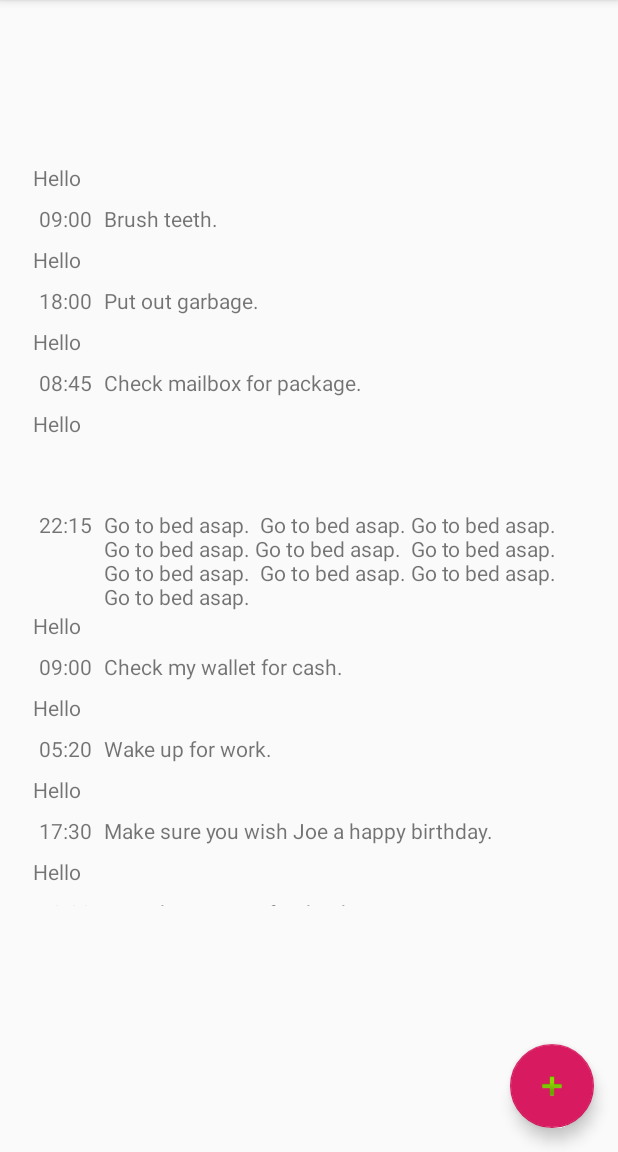
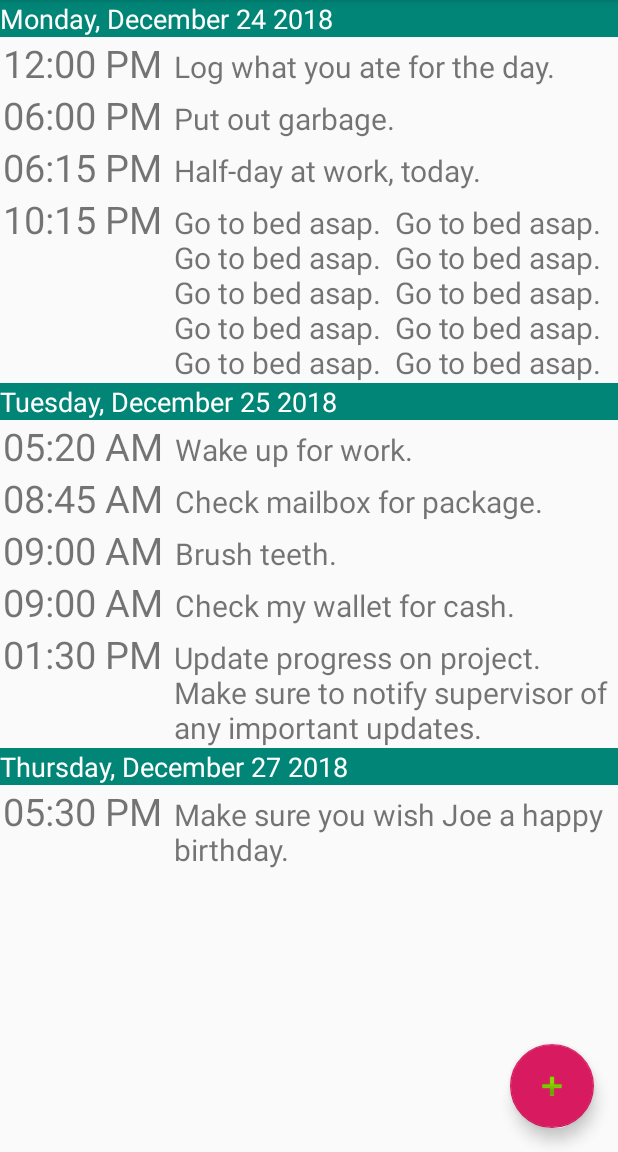
Before and after one commit to RichMBateman/ReminderApp, an Android app: the screen it shows after launch (PrimaryActivity), on a phone screen of 412 x 824 dp, the part 84-1236 px from its top. Run offline under Robolectric (Android 15) with nearby library versions, the phone set to English and light mode, and no system bars.

Commit message:
great progress

```diff
--- a/app/src/main/java/com/bateman/richard/reminderapp/BaseActivity.java
+++ b/app/src/main/java/com/bateman/richard/reminderapp/BaseActivity.java
@@ -7,6 +7,7 @@ import android.util.Log;
 
 public class BaseActivity extends AppCompatActivity {
     private static final String TAG = "BaseActivity";
+    static final String INTENT_KEY_REMINDER_DETAIL="REMINDER_DETAIL";
 
     /**
      * Allows an activity to show the toolbar (which includes the activity title),
--- a/app/src/main/java/com/bateman/richard/reminderapp/RecyclerItemClickListener.java
+++ b/app/src/main/java/com/bateman/richard/reminderapp/RecyclerItemClickListener.java
@@ -19,16 +19,23 @@ import android.view.View;
  */
 class RecyclerItemClickListener extends RecyclerView.SimpleOnItemTouchListener {
     private static final String TAG = "RecyclerItemClickListen";
+    /**
+     * The distance a user has to swipe in a direction for a swipe to be triggered.
+     */
+    private static final int SWIPE_THRESHOLD = 150;
 
     interface OnRecyclerClickListener {
         void onItemClick(View view, int position);
         void onItemLongClick(View view, int position);
+        void onItemSwipeRight(View view);
+        void onItemSwipeLeft(View view);
     }
 
     private final OnRecyclerClickListener m_listener;
     private final GestureDetectorCompat m_gestureDetector;
 
     public RecyclerItemClickListener(Context context, final RecyclerView recyclerView, OnRecyclerClickListener listener) {
+        Log.d(TAG, "RecyclerItemClickListener: start");
         m_listener = listener;
         m_gestureDetector = new GestureDetectorCompat(context, new GestureDetector.SimpleOnGestureListener() {
             @Override
@@ -53,13 +60,24 @@ class RecyclerItemClickListener extends RecyclerView.SimpleOnItemTouchListener {
             }
 
             @Override
-            public boolean onScroll(MotionEvent e1, MotionEvent e2, float distanceX, float distanceY) {
-                return super.onScroll(e1, e2, distanceX, distanceY);
+            public boolean onFling(MotionEvent e1, MotionEvent e2, float velocityX, float velocityY) {
+                Log.d(TAG, "onFling/swipe: starts.  velX, velY: " + velocityX + "," + velocityY);
+                View childView = recyclerView.findChildViewUnder(e1.getX(), e1.getY());
+                if(childView != null && m_listener != null) {
+                    if(velocityX > SWIPE_THRESHOLD) {
+                        Log.d(TAG, "onFling: calling listener.onItemSwipeRight");
+                        m_listener.onItemSwipeRight(childView);
+                    } else if (velocityX < -SWIPE_THRESHOLD) {
+                        Log.d(TAG, "onFling: calling listener.onItemSwipeLeft");
+                        m_listener.onItemSwipeLeft(childView);
+                    }
+                }
+                return super.onFling(e1, e2, velocityX, velocityY);
             }
 
             @Override
-            public boolean onFling(MotionEvent e1, MotionEvent e2, float velocityX, float velocityY) {
-                return super.onFling(e1, e2, velocityX, velocityY);
+            public boolean onScroll(MotionEvent e1, MotionEvent e2, float distanceX, float distanceY) {
+                return super.onScroll(e1, e2, distanceX, distanceY);
             }
 
             @Override
@@ -92,6 +110,7 @@ class RecyclerItemClickListener extends RecyclerView.SimpleOnItemTouchListener {
                 return super.onContextClick(e);
             }
         });
+        Log.d(TAG, "RecyclerItemClickListener: end");
     }
 
     @Override
--- a/app/src/main/java/com/bateman/richard/reminderapp/ReminderCollection.java
+++ b/app/src/main/java/com/bateman/richard/reminderapp/ReminderCollection.java
@@ -1,8 +1,10 @@
 package com.bateman.richard.reminderapp;
 
 import java.time.DayOfWeek;
+import java.time.LocalDate;
 import java.time.LocalTime;
 import java.util.ArrayList;
+import java.util.Collections;
 import java.util.EnumSet;
 import java.util.List;
 
@@ -25,6 +27,39 @@ public class ReminderCollection {
 
     public int getCount() {
         return m_reminderList.size();
+    }
+
+    public void addReminder(ReminderEntry entry) {
+        // Insert the entry into the correct position in the list.
+        deriveFirstInGroups();
+    }
+
+    private void sortReminders() {
+        Collections.sort(m_reminderList);
+    }
+
+    /**
+     * Iterate over all reminders and determine whether each entry is the first in the group or not;
+     * Assumes the records are already sorted by date.
+     */
+    private void deriveFirstInGroups() {
+        LocalDate groupDate = null;
+        for(int i = 0; i < m_reminderList.size(); i++) {
+            ReminderEntry entry = m_reminderList.get(i);
+            if(i == 0) {
+                // The first reminder is always the first in the group
+                entry.setFirstInGroup(true);
+                groupDate = entry.getNextOccurrence().toLocalDate();
+            } else {
+                LocalDate currentEntryDate = entry.getNextOccurrence().toLocalDate();
+                if(currentEntryDate.equals(groupDate)) {
+                    entry.setFirstInGroup(false);
+                } else {
+                    entry.setFirstInGroup(true);
+                    groupDate = currentEntryDate;
+                }
+            }
+        }
     }
 
     /**
@@ -53,5 +88,8 @@ public class ReminderCollection {
         m_reminderList.add(entry08);
         m_reminderList.add(entry09);
         m_reminderList.add(entry10);
+
+        sortReminders();
+        deriveFirstInGroups();
     }
 }
--- a/app/src/main/java/com/bateman/richard/reminderapp/ReminderEntry.java
+++ b/app/src/main/java/com/bateman/richard/reminderapp/ReminderEntry.java
@@ -1,5 +1,6 @@
 package com.bateman.richard.reminderapp;
 
+import java.io.Serializable;
 import java.time.DayOfWeek;
 import java.time.LocalDate;
 import java.time.LocalDateTime;
@@ -9,7 +10,9 @@ import java.util.EnumSet;
 /**
  * Represents a single reminder.
  */
-public class ReminderEntry implements Comparable<ReminderEntry> {
+public class ReminderEntry implements Comparable<ReminderEntry>, Serializable {
+    private static final long serialVersionUID = 1L;
+
     private final int SNOOZE_LIMIT_FOR_CALCULATION = 4;
     private final int[] SNOOZE_ARRAY = {1,2,4,8,24};
 
@@ -19,6 +22,7 @@ public class ReminderEntry implements Comparable<ReminderEntry> {
     private String m_reminderText;
     private Boolean m_recurs;
     private int m_timesSnoozed;
+    private Boolean m_firstInGroup;
 
     /**
      * Creates a new reminder at the specified time.
@@ -52,6 +56,18 @@ public class ReminderEntry implements Comparable<ReminderEntry> {
         deriveNextOccurrence();
     }
 
+    /**
+     * Returns the datetime this reminder should occur.
+     * @return
+     */
+    public LocalDateTime getNextOccurrence() {
+        return m_nextOccurrence;
+    }
+
+    /**
+     * Returns the time at which this reminder is set to occur (NOT THE DATE!)
+     * @return
+     */
     public LocalTime getReminderTime() {
         return m_reminderTime;
     }
@@ -82,6 +98,19 @@ public class ReminderEntry implements Comparable<ReminderEntry> {
 
     public void setRecurs(Boolean recurs) {
         m_recurs = recurs;
+    }
+
+    public Boolean getFirstInGroup() {
+        return m_firstInGroup;
+    }
+
+    /**
+     * Used to indicate that this reminder entry is the first in its group
+     * (so on the app, the separator bar should display)
+     * @param firstInGroup
+     */
+    public void setFirstInGroup(Boolean firstInGroup) {
+        m_firstInGroup = firstInGroup;
     }
 
     /**
@@ -118,7 +147,7 @@ public class ReminderEntry implements Comparable<ReminderEntry> {
 
         if(this==that) return EQUAL;
 
-        int compareTimes = m_reminderTime.compareTo(that.m_reminderTime);
+        int compareTimes = m_nextOccurrence.compareTo(that.m_nextOccurrence);
         if(compareTimes != EQUAL) return compareTimes;
         else
         {
--- a/app/src/main/java/com/bateman/richard/reminderapp/ReminderEntryRecyclerViewAdapter.java
+++ b/app/src/main/java/com/bateman/richard/reminderapp/ReminderEntryRecyclerViewAdapter.java
@@ -9,6 +9,9 @@ import android.view.View;
 import android.view.ViewGroup;
 import android.widget.TextView;
 
+import java.time.LocalDate;
+import java.time.format.DateTimeFormatter;
+
 /**
  * An adapter for displaying Reminders in a RecyclerView.
  */
@@ -16,6 +19,8 @@ public class ReminderEntryRecyclerViewAdapter extends RecyclerView.Adapter<Remin
     private static final String TAG = "ReminderEntryRecyclerVi";
     private final ReminderCollection m_reminderCollection;
     private final Context m_context;
+    private final DateTimeFormatter m_daySepFormatter = DateTimeFormatter.ofPattern("EEEE, MMMM d u");
+    private final DateTimeFormatter m_remTimeFormatter = DateTimeFormatter.ofPattern("hh:mm a");
 
     /**
      * (Reminder: A static inner class is basically like a class defined in its own file, but for convenience,
@@ -77,9 +82,16 @@ public class ReminderEntryRecyclerViewAdapter extends RecyclerView.Adapter<Remin
 
         } else {
             ReminderEntry reminderEntry = m_reminderCollection.getReminderAt(position);
-            holder.m_daySeparatorBar.setText("Hello");
+            Boolean isEntryFirstInGroup = reminderEntry.getFirstInGroup();
+            // View.INVISIBLE is similar to GONE EXCEPT the hidden widget still takes up space.
+            holder.m_daySeparatorBar.setVisibility(isEntryFirstInGroup ? View.VISIBLE : View.GONE);
+            LocalDate reminderGroupDate = reminderEntry.getNextOccurrence().toLocalDate();
+            String formattedDaySepText = reminderGroupDate.format(m_daySepFormatter);
+            holder.m_daySeparatorBar.setText(formattedDaySepText);
             holder.m_labelReminderText.setText(reminderEntry.getReminderText());
-            holder.m_labelDateTime.setText(reminderEntry.getReminderTime().toString());
+
+            String formattedReminderTimeText = reminderEntry.getReminderTime().format(m_remTimeFormatter);
+            holder.m_labelDateTime.setText(formattedReminderTimeText);
         }
     }
 
--- a/app/src/main/res/layout/activity_primary.xml
+++ b/app/src/main/res/layout/activity_primary.xml
@@ -21,11 +21,15 @@
 
     </android.support.design.widget.AppBarLayout>
 
-    <include layout="@layout/content_main" />
+    <include
+        layout="@layout/content_main"
+        android:layout_width="match_parent"
+        android:layout_height="wrap_content"
+        android:layout_marginTop="56dp" />
 
     <android.support.design.widget.FloatingActionButton
         android:id="@+id/m_floatingActionButton"
-        android:layout_width="wrap_content"
+        android:layout_width="match_parent"
         android:layout_height="wrap_content"
         android:layout_gravity="bottom|end"
         android:layout_margin="@dimen/fab_margin"
--- a/app/src/main/res/layout/content_main.xml
+++ b/app/src/main/res/layout/content_main.xml
@@ -8,14 +8,11 @@
 
     <android.support.v7.widget.RecyclerView
         android:id="@+id/m_recyclerView"
-        android:layout_width="368dp"
-        android:layout_height="495dp"
-        android:layout_marginStart="8dp"
-        android:layout_marginTop="8dp"
-        android:layout_marginEnd="8dp"
-        android:layout_marginBottom="8dp"
+        android:layout_width="0dp"
+        android:layout_height="wrap_content"
         app:layout_constraintBottom_toBottomOf="parent"
         app:layout_constraintEnd_toEndOf="parent"
         app:layout_constraintStart_toStartOf="parent"
-        app:layout_constraintTop_toTopOf="parent" />
+        app:layout_constraintTop_toTopOf="parent"
+        app:layout_constraintVertical_bias="0.0" />
 </android.support.constraint.ConstraintLayout>
--- a/app/src/main/res/layout/reminder_entry.xml
+++ b/app/src/main/res/layout/reminder_entry.xml
@@ -9,13 +9,12 @@
         android:id="@+id/m_labelDateTime"
         android:layout_width="wrap_content"
         android:layout_height="wrap_content"
-        android:layout_marginStart="4dp"
-        android:layout_marginLeft="4dp"
-        android:layout_marginTop="8dp"
-        android:layout_marginBottom="8dp"
+        android:layout_marginStart="2dp"
+        android:textSize="25sp"
         app:layout_constraintBottom_toBottomOf="parent"
         app:layout_constraintStart_toStartOf="parent"
         app:layout_constraintTop_toBottomOf="@+id/m_daySeparatorBar"
+        app:layout_constraintVertical_bias="0.0"
         tools:text="09:00AM" />
 
     <TextView
@@ -23,9 +22,8 @@
         android:layout_width="0dp"
         android:layout_height="wrap_content"
         android:layout_marginStart="8dp"
-        android:layout_marginLeft="8dp"
-        android:layout_marginEnd="8dp"
-        android:layout_marginRight="8dp"
+        android:layout_marginEnd="2dp"
+        android:textSize="20sp"
         app:layout_constraintBaseline_toBaselineOf="@+id/m_labelDateTime"
         app:layout_constraintEnd_toEndOf="parent"
         app:layout_constraintHorizontal_bias="1.0"
@@ -36,7 +34,11 @@
         android:id="@+id/m_daySeparatorBar"
         android:layout_width="0dp"
         android:layout_height="wrap_content"
+        android:background="@color/colorPrimary"
+        android:textColor="?android:attr/colorForegroundInverse"
+        android:textSize="18sp"
         app:layout_constraintEnd_toEndOf="parent"
+        app:layout_constraintHorizontal_bias="1.0"
         app:layout_constraintStart_toStartOf="parent"
         app:layout_constraintTop_toTopOf="parent"
         tools:text="Monday, March 28th, 2020" />
```
Also changed, not shown: app/src/main/AndroidManifest.xml (+7 -0 lines), app/src/main/java/com/bateman/richard/reminderapp/DetailActivity.java (added, +41 -0 lines), app/src/main/java/com/bateman/richard/reminderapp/PrimaryActivity.java (+18 -1 lines), app/src/main/res/layout/activity_reminder.xml (added, +35 -0 lines).
